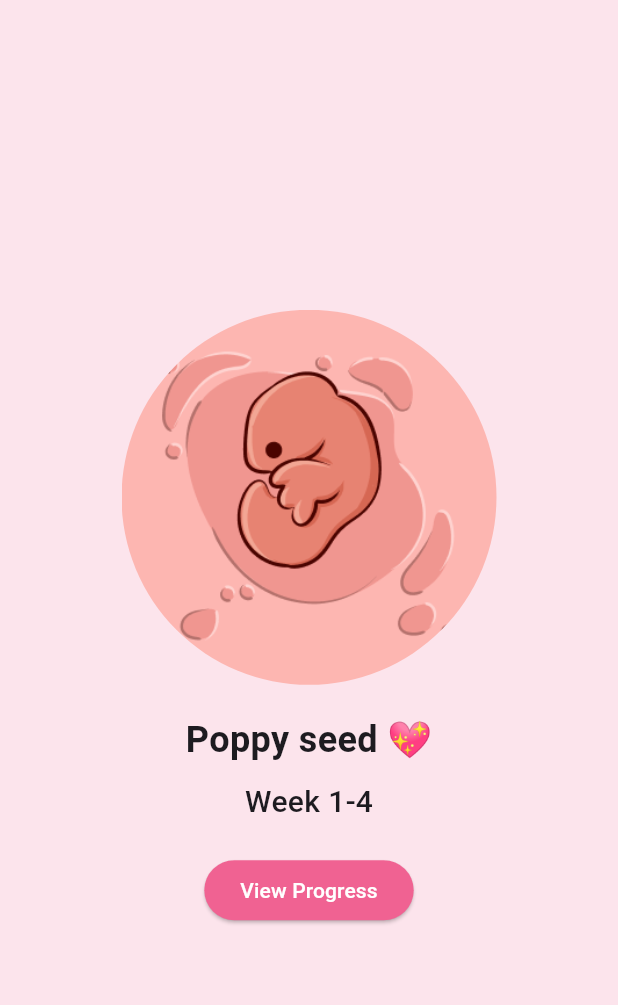
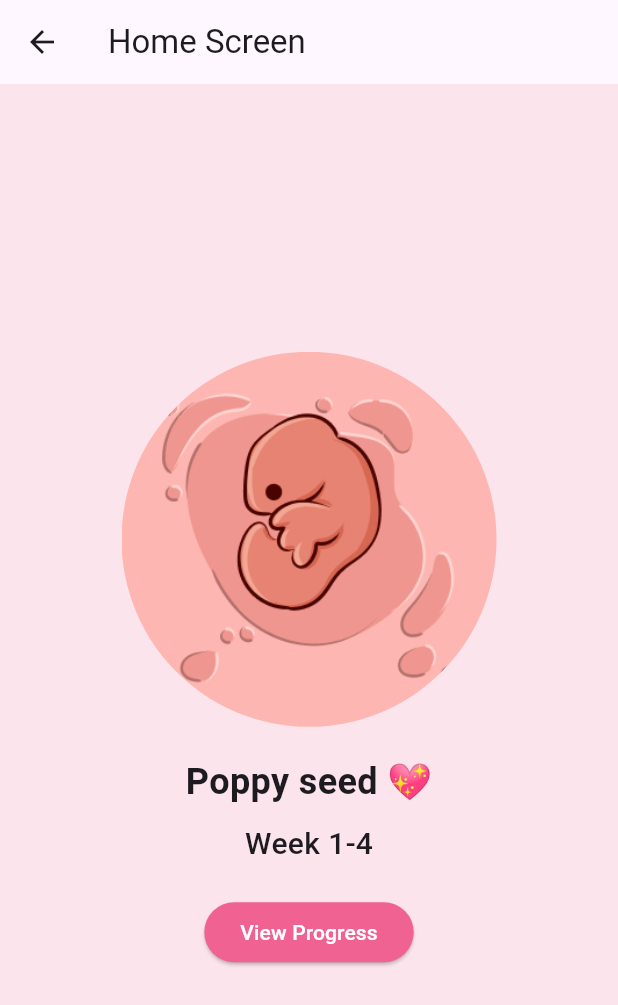
Before and after one commit to ShaikMoosa/Halima, a Flutter app: the screen it shows after launch, after a tap on "Next", on a phone screen of 412 x 824 dp. Shown: the top 1005 px of the screen. Run offline on Flutter 3.47's test engine with Material 3 defaults, Android fonts, the phone set to English and light mode, and no system bars; Roboto replaces fonts that are missing (Arial).

Commit message:
select week and navigat to the same week screen

```diff
--- a/lib/home_screen.dart
+++ b/lib/home_screen.dart
@@ -2,21 +2,68 @@ import 'package:flutter/material.dart';
 import 'package:provider/provider.dart';
 import 'week_provider.dart';
 import 'week_data_model.dart';
+//import 'dart:developer' as developer; // Import for logging
 
-class HomeScreen extends StatelessWidget {
+class HomeScreen extends StatefulWidget {
   const HomeScreen({super.key});
+
+  @override
+  _HomeScreenState createState() => _HomeScreenState();
+}
+
+class _HomeScreenState extends State<HomeScreen> {
+  late PageController _pageController;
+  int initialPageIndex = 0;
+
+  @override
+  void didChangeDependencies() {
+    super.didChangeDependencies();
+    final weeksData = Provider.of<WeekProvider>(context, listen: false).weeksData;
+    final int selectedWeek = ModalRoute.of(context)?.settings.arguments as int? ?? 1;
+
+    // Calculate the initial page index based on the selected week.
+    initialPageIndex = weeksData.indexWhere((weekData) {
+      final weekRange = weekData.weekRange.split('-');
+      int startWeek = int.parse(weekRange.first);
+      int endWeek = int.parse(weekRange.last);
+      return selectedWeek >= startWeek && selectedWeek <= endWeek;
+    });
+
+    _pageController = PageController(initialPage: initialPageIndex >= 0 ? initialPageIndex : 0);
+
+    // Trigger auto-scroll after a short delay of 0.3 seconds
+    Future.delayed(const Duration(milliseconds: 300), () {
+      if (_pageController.hasClients) {
+        _pageController.animateToPage(
+          initialPageIndex,
+          duration: const Duration(milliseconds: 500),
+          curve: Curves.easeInOut,
+        );
+      }
+    });
+  }
+
+  @override
+  void dispose() {
+    _pageController.dispose();
+    super.dispose();
+  }
 
   @override
   Widget build(BuildContext context) {
     final weeksData = Provider.of<WeekProvider>(context).weeksData;
 
     return Scaffold(
+      appBar: AppBar(
+        title: const Text('Home Screen'),
+      ),
       body: weeksData.isEmpty
           ? const Center(
               child: CircularProgressIndicator(),
             )
           : PageView.builder(
-              scrollDirection: Axis.vertical, // Vertical scroll direction
+              controller: _pageController,
+              scrollDirection: Axis.vertical,
               itemCount: weeksData.length,
               itemBuilder: (context, index) {
                 final weekData = weeksData[index];
@@ -36,10 +83,10 @@ class HomeScreen extends StatelessWidget {
           children: [
             ClipOval(
               child: Image.asset(
-              'assets/${weekData.fruit.toLowerCase()}.png', // Replaces spaces with underscores
-              height: 250, // Set height
-              width: 250,  // Set width
-              fit: BoxFit.cover, // Ensures the image fits within the circular shape
+                'assets/${weekData.fruit.toLowerCase()}.png',
+                height: 250,
+                width: 250,
+                fit: BoxFit.cover,
                 errorBuilder: (context, error, stackTrace) =>
                     const Icon(Icons.broken_image, size: 150),
               ),
--- a/lib/main.dart
+++ b/lib/main.dart
@@ -26,11 +26,11 @@ class MyApp extends StatelessWidget {
       theme: ThemeData(
         primaryColor: Colors.pink.shade300,
         scaffoldBackgroundColor: Colors.pink.shade50,
-        fontFamily: 'Arial', // Use custom font if needed
+        fontFamily: 'Arial',
       ),
       initialRoute: '/',
       routes: {
-        '/': (context) => UserInputScreen(),
+        '/': (context) => const UserInputScreen(),
         '/home': (context) => const HomeScreen(),
         '/viewProgress': (context) => const ViewProgressScreen(),
       },
--- a/lib/user_input_screen.dart
+++ b/lib/user_input_screen.dart
@@ -1,16 +1,24 @@
 import 'package:flutter/material.dart';
 import 'package:provider/provider.dart';
 import 'week_provider.dart';
+import 'week_data_model.dart'; // Import the WeekData model
 
-class UserInputScreen extends StatelessWidget {
+class UserInputScreen extends StatefulWidget {
+  const UserInputScreen({super.key});
+
+  @override
+  UserInputScreenState createState() => UserInputScreenState();
+}
+
+class UserInputScreenState extends State<UserInputScreen> {
   final TextEditingController nameController = TextEditingController();
   final TextEditingController nicknameController = TextEditingController();
-  final TextEditingController weekController = TextEditingController();
-
-  UserInputScreen({super.key});
+  int selectedWeek = 1; // Default value for selected week
 
   @override
   Widget build(BuildContext context) {
+    final weeksData = Provider.of<WeekProvider>(context).weeksData;
+
     return Scaffold(
       body: Padding(
         padding: const EdgeInsets.all(16.0),
@@ -21,14 +29,31 @@ class UserInputScreen extends StatelessWidget {
             const SizedBox(height: 10),
             _buildTextField('Baby nickname', nicknameController),
             const SizedBox(height: 10),
-            _buildTextField('Week pregnant', weekController, isNumber: true),
+            _buildWeekDropdown(weeksData),
             const SizedBox(height: 20),
             ElevatedButton(
               onPressed: () {
-                int week = int.tryParse(weekController.text) ?? 1;
-                Provider.of<WeekProvider>(context, listen: false)
-                    .selectWeekByWeek(week); // Implement selectWeekByWeek in WeekProvider
-                Navigator.pushNamed(context, '/home');
+                // Logging to check button press
+                print('Next button pressed. Selected week: $selectedWeek');
+
+                // Check if weeksData is available
+                if (weeksData.isNotEmpty) {
+                  // Select the week and navigate to HomeScreen
+                  Provider.of<WeekProvider>(context, listen: false)
+                      .selectWeekByWeek(selectedWeek);
+
+                  // Navigate to the HomeScreen with the selected week
+                  Navigator.pushNamed(
+                    context,
+                    '/home',
+                    arguments: selectedWeek, // Pass the selected week as an argument
+                  );
+                } else {
+                  // Show an error message if weeksData is not available
+                  ScaffoldMessenger.of(context).showSnackBar(
+                    const SnackBar(content: Text("Please select a valid week.")),
+                  );
+                }
               },
               child: const Text('Next'),
             ),
@@ -48,4 +73,36 @@ class UserInputScreen extends StatelessWidget {
       ),
     );
   }
+
+  Widget _buildWeekDropdown(List<WeekData> weeksData) {
+    return Container(
+      decoration: BoxDecoration(
+        borderRadius: BorderRadius.circular(8.0),
+        border: Border.all(color: Colors.grey),
+      ),
+      padding: const EdgeInsets.symmetric(horizontal: 12.0),
+      child: DropdownButtonHideUnderline(
+        child: DropdownButton<int>(
+          isExpanded: true,
+          value: selectedWeek,
+          items: List.generate(weeksData.length, (index) {
+            int startWeek = int.parse(weeksData[index].weekRange.split('-').first);
+            return DropdownMenuItem<int>(
+              value: startWeek,
+              child: Text('Week $startWeek'),
+            );
+          }),
+          onChanged: (int? newValue) {
+            setState(() {
+              selectedWeek = newValue!;
+              print('Selected week updated: $selectedWeek'); // Log the selected week
+            });
+          },
+          hint: const Text('Select week pregnant'),
+          style: const TextStyle(color: Colors.black, fontSize: 16.0),
+          dropdownColor: Colors.pink.shade50,
+        ),
+      ),
+    );
+  }
 }
--- a/lib/week_provider.dart
+++ b/lib/week_provider.dart
@@ -21,19 +21,37 @@ class WeekProvider with ChangeNotifier {
     _selectedWeek = week;
     notifyListeners();
   }
+
   void selectWeekByWeek(int weekNumber) {
-  // Assuming each entry in the JSON data represents a week range (e.g., 1-4, 5-8, etc.)
+    // Check if weeks data is loaded and not empty
+    if (_weeksData.isEmpty) {
+      print("Weeks data is not loaded yet.");
+      return;
+    }
+
+    // Debugging: Print the current state of weeks data and week number
+    print("Attempting to select week: $weekNumber");
+    print("Total weeks data available: ${_weeksData.length}");
+
     for (var weekData in _weeksData) {
       final weekRange = weekData.weekRange.split('-');
+
+      // Check if weekRange is a single week or a range
       int startWeek = int.parse(weekRange[0]);
-    int endWeek = int.parse(weekRange[1]);
+      int endWeek = weekRange.length > 1 ? int.parse(weekRange[1]) : startWeek;
 
       if (weekNumber >= startWeek && weekNumber <= endWeek) {
         _selectedWeek = weekData;
+        print("Week selected: ${weekData.weekRange}");
         break;
       }
     }
+
+    // Check if a week was selected, if not show a message
+    if (_selectedWeek == null) {
+      print("No valid week found for week number: $weekNumber");
+    }
+
     notifyListeners();
   }
-
 }
```
Lines whose indentation alone changed are shown as unchanged.
